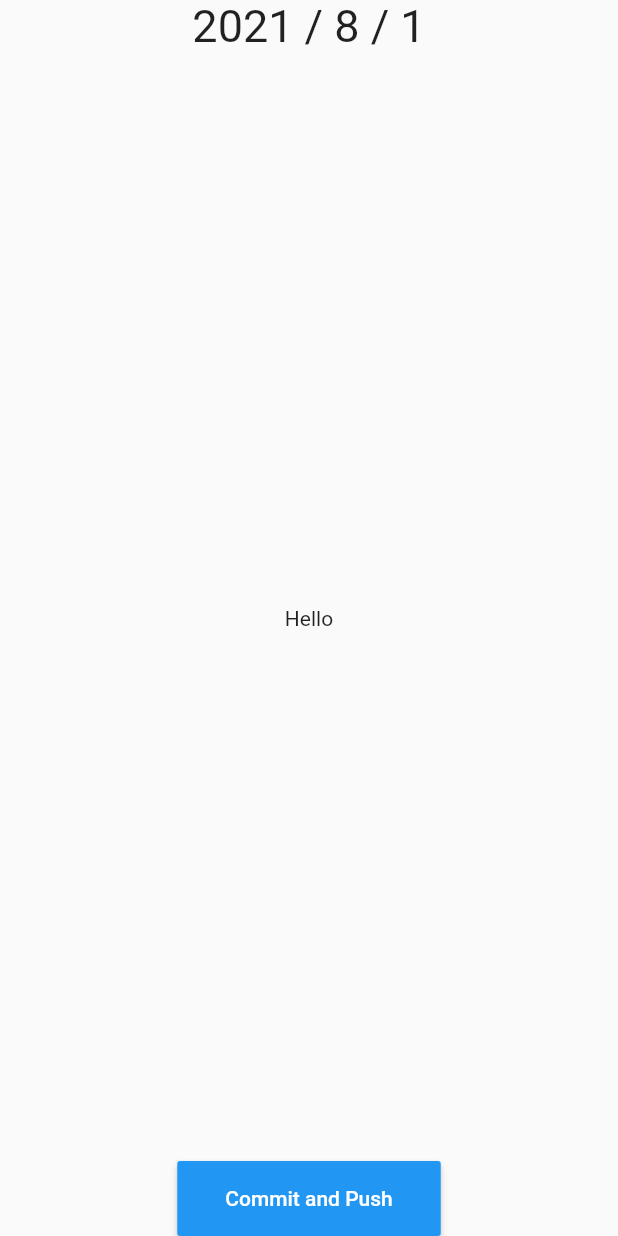
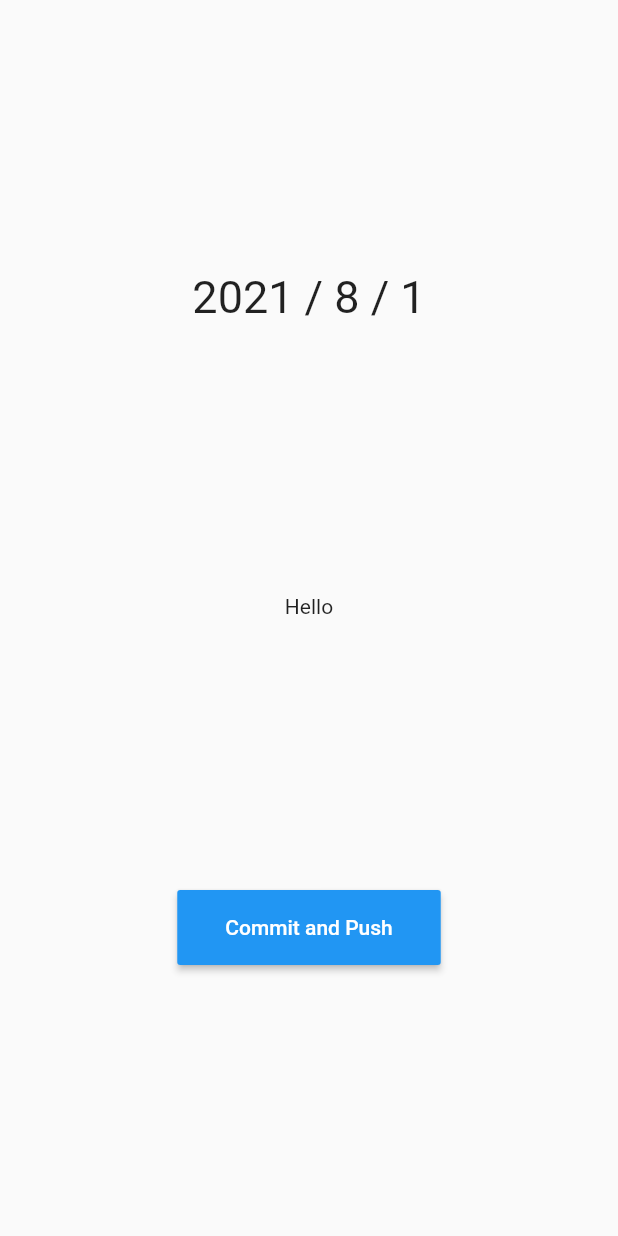
Before and after one commit to themusik/bolero, a Flutter app: the AddData screen opened directly, on a phone screen of 412 x 824 dp. Run offline on Flutter 3.47's test engine with Material 2 defaults, Android fonts, the phone set to English and light mode, and no system bars; our stand-ins replace flutter_calendar_carousel, settings_ui, shared_preferences; accounts and stored records are empty.

Commit message:
:recycle: replace Stack+Positioned with Column

```diff
--- a/lib/addData/addData.page.dart
+++ b/lib/addData/addData.page.dart
@@ -3,28 +3,23 @@ import 'package:flutter/material.dart';
 class AddData extends StatelessWidget {
   Widget build(BuildContext context) {
     return Scaffold(
-      body: new Stack(
+        body: Column(
+      mainAxisAlignment: MainAxisAlignment.spaceEvenly,
       children: <Widget>[
-          new Positioned(
-            child: Align(
-                alignment: Alignment.topCenter,
+        Container(
+            margin: EdgeInsets.symmetric(horizontal: 16.0),
             child: SafeArea(top: true, child: title())),
-          ),
-          new Positioned(
-              child: Align(
+        Container(
             alignment: Alignment.center,
             child: SafeArea(
               child: _dailyGoals(context),
-                  ))),
-          new Positioned(
-            child: Align(
-              alignment: Alignment.bottomCenter,
-              child: SafeArea(child: commitButton(context)),
-            ),
-          )
+            )),
+        Container(
+            child: SafeArea(
+          child: commitButton(context),
+        ))
       ],
-      ),
-    );
+    ));
   }
 
   Widget title() {
```
Lines whose indentation alone changed are shown as unchanged.
